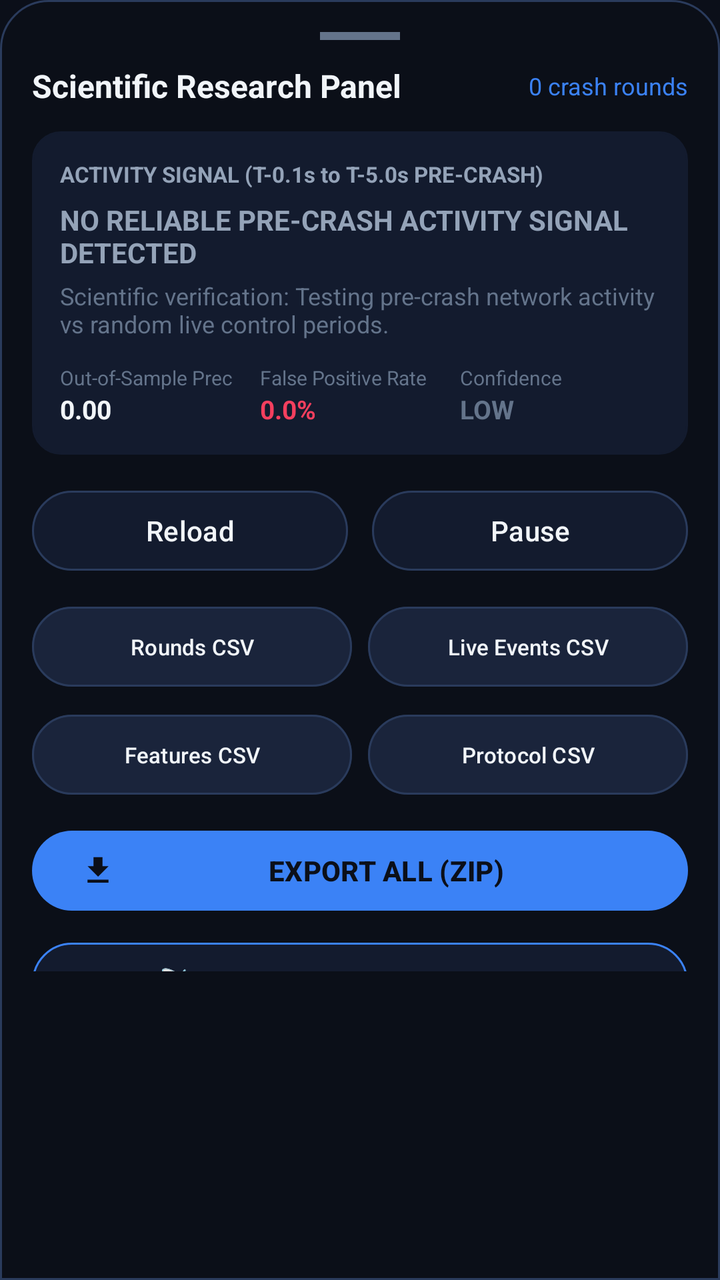
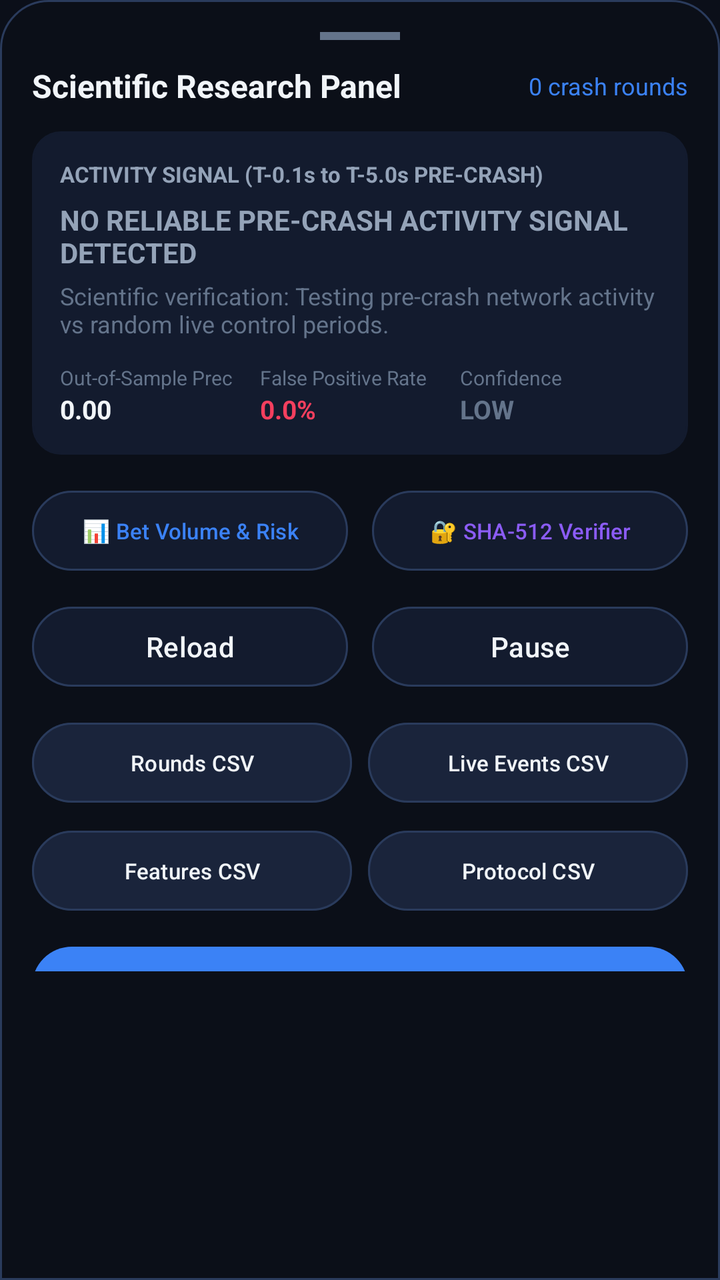

An Android layout rendered at two revisions. The XML below is the earlier revision; the diff shows what the commit changed to produce the second picture.
<!-- AndroidManifest.xml: application theme Theme.AviatorSignalLab -->
<!-- res/layout/bottom_sheet_research.xml -->
<?xml version="1.0" encoding="utf-8"?>
<LinearLayout
    xmlns:android="http://schemas.android.com/apk/res/android"
    xmlns:app="http://schemas.android.com/apk/res-auto"
    android:id="@+id/bottomSheetContainer"
    android:layout_width="match_parent"
    android:layout_height="wrap_content"
    android:background="@drawable/bg_bottom_sheet"
    android:orientation="vertical"
    android:padding="16dp"
    app:behavior_hideable="true"
    app:behavior_peekHeight="0dp"
    app:layout_behavior="com.google.android.material.bottomsheet.BottomSheetBehavior">

    
    <View
        android:layout_width="40dp"
        android:layout_height="4dp"
        android:layout_gravity="center_horizontal"
        android:layout_marginBottom="12dp"
        android:background="@color/text_muted" />

    
    <LinearLayout
        android:layout_width="match_parent"
        android:layout_height="wrap_content"
        android:gravity="center_vertical"
        android:orientation="horizontal"
        android:layout_marginBottom="12dp">

        <TextView
            android:layout_width="0dp"
            android:layout_height="wrap_content"
            android:layout_weight="1"
            android:text="Scientific Research Panel"
            android:textColor="@color/text_primary"
            android:textSize="16sp"
            android:textStyle="bold" />

        <TextView
            android:id="@+id/tvSheetRoundsAnalyzed"
            android:layout_width="wrap_content"
            android:layout_height="wrap_content"
            android:text="0 crash rounds"
            android:textColor="@color/accent_cyan"
            android:textSize="12sp" />
    </LinearLayout>

    <androidx.core.widget.NestedScrollView
        android:layout_width="match_parent"
        android:layout_height="420dp"
        android:fillViewport="true">

        <LinearLayout
            android:layout_width="match_parent"
            android:layout_height="wrap_content"
            android:orientation="vertical">

            
            <LinearLayout
                android:layout_width="match_parent"
                android:layout_height="wrap_content"
                android:background="@drawable/bg_card"
                android:backgroundTint="@color/bg_secondary"
                android:orientation="vertical"
                android:padding="14dp"
                android:layout_marginBottom="14dp">

                <TextView
                    android:layout_width="wrap_content"
                    android:layout_height="wrap_content"
                    android:text="ACTIVITY SIGNAL (T-0.1s to T-5.0s PRE-CRASH)"
                    android:textColor="@color/text_secondary"
                    android:textSize="11sp"
                    android:textStyle="bold" />

                <TextView
                    android:id="@+id/tvSignalConclusion"
                    android:layout_width="match_parent"
                    android:layout_height="wrap_content"
                    android:layout_marginTop="6dp"
                    android:text="@string/sig_no_signal"
                    android:textColor="@color/text_secondary"
                    android:textSize="14sp"
                    android:textStyle="bold" />

                <TextView
                    android:id="@+id/tvSignalDetails"
                    android:layout_width="match_parent"
                    android:layout_height="wrap_content"
                    android:layout_marginTop="4dp"
                    android:text="Scientific verification: Testing pre-crash network activity vs random live control periods."
                    android:textColor="@color/text_muted"
                    android:textSize="12sp" />

                
                <LinearLayout
                    android:layout_width="match_parent"
                    android:layout_height="wrap_content"
                    android:orientation="horizontal"
                    android:layout_marginTop="12dp">

                    <LinearLayout
                        android:layout_width="0dp"
                        android:layout_height="wrap_content"
                        android:layout_weight="1"
                        android:orientation="vertical">
                        <TextView
                            android:layout_width="wrap_content"
                            android:layout_height="wrap_content"
                            android:text="Out-of-Sample Prec"
                            android:textColor="@color/text_muted"
                            android:textSize="10sp" />
                        <TextView
                            android:id="@+id/tvOutOfSamplePrec"
                            android:layout_width="wrap_content"
                            android:layout_height="wrap_content"
                            android:text="0.00"
                            android:textColor="@color/text_primary"
                            android:textSize="13sp"
                            android:textStyle="bold" />
                    </LinearLayout>

                    <LinearLayout
                        android:layout_width="0dp"
                        android:layout_height="wrap_content"
                        android:layout_weight="1"
                        android:orientation="vertical">
                        <TextView
                            android:layout_width="wrap_content"
                            android:layout_height="wrap_content"
                            android:text="False Positive Rate"
                            android:textColor="@color/text_muted"
                            android:textSize="10sp" />
                        <TextView
                            android:id="@+id/tvFalsePositiveRate"
                            android:layout_width="wrap_content"
                            android:layout_height="wrap_content"
                            android:text="0.0%"
                            android:textColor="@color/accent_rose"
                            android:textSize="13sp"
                            android:textStyle="bold" />
                    </LinearLayout>

                    <LinearLayout
                        android:layout_width="0dp"
                        android:layout_height="wrap_content"
                        android:layout_weight="1"
                        android:orientation="vertical">
                        <TextView
                            android:layout_width="wrap_content"
                            android:layout_height="wrap_content"
                            android:text="Confidence"
                            android:textColor="@color/text_muted"
                            android:textSize="10sp" />
                        <TextView
                            android:id="@+id/tvConfidenceLevel"
                            android:layout_width="wrap_content"
                            android:layout_height="wrap_content"
                            android:text="LOW"
                            android:textColor="@color/text_muted"
                            android:textSize="13sp"
                            android:textStyle="bold" />
                    </LinearLayout>

                </LinearLayout>

            </LinearLayout>

            
            <LinearLayout
                android:layout_width="match_parent"
                android:layout_height="wrap_content"
                android:orientation="horizontal"
                android:layout_marginBottom="10dp">

                <com.google.android.material.button.MaterialButton
                    android:id="@+id/btnSheetReload"
                    android:layout_width="0dp"
                    android:layout_height="wrap_content"
                    android:layout_weight="1"
                    android:layout_marginEnd="6dp"
                    android:text="@string/btn_reload"
                    android:textColor="@color/text_primary"
                    app:backgroundTint="@color/bg_secondary"
                    app:strokeColor="@color/bg_card_border"
                    app:strokeWidth="1dp" />

                <com.google.android.material.button.MaterialButton
                    android:id="@+id/btnSheetPauseResume"
                    android:layout_width="0dp"
                    android:layout_height="wrap_content"
                    android:layout_weight="1"
                    android:layout_marginStart="6dp"
                    android:text="@string/btn_pause"
                    android:textColor="@color/text_primary"
                    app:backgroundTint="@color/bg_secondary"
                    app:strokeColor="@color/bg_card_border"
                    app:strokeWidth="1dp" />
            </LinearLayout>

            
            <GridLayout
                android:layout_width="match_parent"
                android:layout_height="wrap_content"
                android:columnCount="2"
                android:rowCount="2"
                android:layout_marginBottom="10dp">

                <com.google.android.material.button.MaterialButton
                    android:id="@+id/btnExportRoundsCsv"
                    android:layout_width="0dp"
                    android:layout_height="wrap_content"
                    android:layout_columnWeight="1"
                    android:layout_marginEnd="4dp"
                    android:layout_marginBottom="6dp"
                    android:text="@string/btn_rounds_csv"
                    android:textSize="11sp"
                    android:textColor="@color/text_primary"
                    app:backgroundTint="@color/bg_card"
                    app:strokeColor="@color/bg_card_border"
                    app:strokeWidth="1dp" />

                <com.google.android.material.button.MaterialButton
                    android:id="@+id/btnExportEventsCsv"
                    android:layout_width="0dp"
                    android:layout_height="wrap_content"
                    android:layout_columnWeight="1"
                    android:layout_marginStart="4dp"
                    android:layout_marginBottom="6dp"
                    android:text="@string/btn_events_csv"
                    android:textSize="11sp"
                    android:textColor="@color/text_primary"
                    app:backgroundTint="@color/bg_card"
                    app:strokeColor="@color/bg_card_border"
                    app:strokeWidth="1dp" />

                <com.google.android.material.button.MaterialButton
                    android:id="@+id/btnExportFeaturesCsv"
                    android:layout_width="0dp"
                    android:layout_height="wrap_content"
                    android:layout_columnWeight="1"
                    android:layout_marginEnd="4dp"
                    android:text="@string/btn_features_csv"
                    android:textSize="11sp"
                    android:textColor="@color/text_primary"
                    app:backgroundTint="@color/bg_card"
                    app:strokeColor="@color/bg_card_border"
                    app:strokeWidth="1dp" />

                <com.google.android.material.button.MaterialButton
                    android:id="@+id/btnExportProtocolCsv"
                    android:layout_width="0dp"
                    android:layout_height="wrap_content"
                    android:layout_columnWeight="1"
                    android:layout_marginStart="4dp"
                    android:text="@string/btn_protocol_csv"
                    android:textSize="11sp"
                    android:textColor="@color/text_primary"
                    app:backgroundTint="@color/bg_card"
                    app:strokeColor="@color/bg_card_border"
                    app:strokeWidth="1dp" />

            </GridLayout>

            
            <com.google.android.material.button.MaterialButton
                android:id="@+id/btnExportAllZip"
                android:layout_width="match_parent"
                android:layout_height="wrap_content"
                android:layout_marginBottom="8dp"
                android:text="@string/btn_export_all"
                android:textColor="@color/bg_primary"
                android:textStyle="bold"
                app:backgroundTint="@color/accent_cyan"
                app:icon="@drawable/ic_download"
                app:iconTint="@color/bg_primary" />

            
            <com.google.android.material.button.MaterialButton
                android:id="@+id/btnSheetWebhookConfig"
                android:layout_width="match_parent"
                android:layout_height="wrap_content"
                android:layout_marginBottom="8dp"
                android:text="📡 Setup Free Webhook Stream"
                android:textColor="@color/text_primary"
                app:backgroundTint="@color/bg_secondary"
                app:strokeColor="@color/accent_cyan"
                app:strokeWidth="1dp" />

            
            <com.google.android.material.button.MaterialButton
                android:id="@+id/btnSheetCheckUpdate"
                android:layout_width="match_parent"
                android:layout_height="wrap_content"
                android:layout_marginBottom="8dp"
                android:text="🔄 Check for App Updates"
                android:textColor="@color/text_primary"
                app:backgroundTint="@color/bg_card"
                app:strokeColor="@color/bg_card_border"
                app:strokeWidth="1dp" />

            
            <com.google.android.material.button.MaterialButton
                android:id="@+id/btnClearData"
                android:layout_width="match_parent"
                android:layout_height="wrap_content"
                android:text="@string/btn_clear_data"
                android:textColor="@color/accent_rose"
                app:backgroundTint="@color/bg_card"
                app:strokeColor="@color/accent_rose"
                app:strokeWidth="1dp" />

        </LinearLayout>
    </androidx.core.widget.NestedScrollView>

</LinearLayout>
<!-- resources referenced by this layout -->
<resources>
  <color name="accent_cyan">#3B82F6</color>
  <color name="accent_rose">#F43F5E</color>
  <color name="bg_card">#1A243B</color>
  <color name="bg_card_border">#2A3B5C</color>
  <color name="bg_primary">#0B0F19</color>
  <color name="bg_secondary">#131B2E</color>
  <color name="text_muted">#64748B</color>
  <color name="text_primary">#F1F5F9</color>
  <color name="text_secondary">#94A3B8</color>
  <!-- drawable bg_bottom_sheet (drawable) -->
  <?xml version="1.0" encoding="utf-8"?>
  <shape xmlns:android="http://schemas.android.com/apk/res/android"
      android:shape="rectangle">
      <corners
          android:topLeftRadius="24dp"
          android:topRightRadius="24dp"
          android:bottomLeftRadius="0dp"
          android:bottomRightRadius="0dp" />
      <solid android:color="#F20B0F19" />
      <stroke
          android:width="1dp"
          android:color="@color/bg_card_border" />
  </shape>
  <!-- drawable bg_card (drawable) -->
  <?xml version="1.0" encoding="utf-8"?>
  <shape xmlns:android="http://schemas.android.com/apk/res/android"
      android:shape="rectangle">
      <solid android:color="@color/bg_card" />
      <corners android:radius="14dp" />
      <stroke
          android:width="1dp"
          android:color="@color/bg_card_border" />
  </shape>
  <!-- drawable ic_download (drawable) -->
  <vector xmlns:android="http://schemas.android.com/apk/res/android"
      android:width="24dp"
      android:height="24dp"
      android:viewportWidth="24"
      android:viewportHeight="24">
      <path
          android:fillColor="#F1F5F9"
          android:pathData="M19,9h-4V3H9v6H5l7,7 7,-7zM5,18v2h14v-2H5z"/>
  </vector>
  <string name="btn_clear_data">Clear Data</string>
  <string name="btn_events_csv">Live Events CSV</string>
  <string name="btn_export_all">EXPORT ALL (ZIP)</string>
  <string name="btn_features_csv">Features CSV</string>
  <string name="btn_pause">Pause</string>
  <string name="btn_protocol_csv">Protocol CSV</string>
  <string name="btn_reload">Reload</string>
  <string name="btn_rounds_csv">Rounds CSV</string>
  <string name="sig_no_signal">NO RELIABLE PRE-CRASH ACTIVITY SIGNAL DETECTED</string>
  <style name="Theme.AviatorSignalLab" parent="Theme.Material3.Dark.NoActionBar">
          <item name="colorPrimary">@color/accent_cyan</item>
          <item name="colorPrimaryContainer">@color/bg_card</item>
          <item name="colorOnPrimaryContainer">@color/text_primary</item>
          <item name="colorSecondary">@color/accent_blue</item>
          <item name="android:statusBarColor">@color/bg_primary</item>
          <item name="android:navigationBarColor">@color/bg_primary</item>
          <item name="android:windowBackground">@color/bg_primary</item>
      </style>
  <color name="accent_blue">#3B82F6</color>
</resources>

<!-- the commit's change to res/layout/bottom_sheet_research.xml (unified diff, before → after) -->
@@ -175,6 +175,40 @@
                 android:layout_marginBottom="10dp">
 
                 <com.google.android.material.button.MaterialButton
+                    android:id="@+id/btnSheetBetExposure"
+                    android:layout_width="0dp"
+                    android:layout_height="wrap_content"
+                    android:layout_weight="1"
+                    android:layout_marginEnd="6dp"
+                    android:text="📊 Bet Volume &amp; Risk"
+                    android:textSize="11sp"
+                    android:textColor="@color/accent_cyan"
+                    app:backgroundTint="@color/bg_secondary"
+                    app:strokeColor="@color/bg_card_border"
+                    app:strokeWidth="1dp" />
+
+                <com.google.android.material.button.MaterialButton
+                    android:id="@+id/btnSheetProvablyFair"
+                    android:layout_width="0dp"
+                    android:layout_height="wrap_content"
+                    android:layout_weight="1"
+                    android:layout_marginStart="6dp"
+                    android:text="🔐 SHA-512 Verifier"
+                    android:textSize="11sp"
+                    android:textColor="@color/accent_purple"
+                    app:backgroundTint="@color/bg_secondary"
+                    app:strokeColor="@color/bg_card_border"
+                    app:strokeWidth="1dp" />
+            </LinearLayout>
+
+            
+            <LinearLayout
+                android:layout_width="match_parent"
+                android:layout_height="wrap_content"
+                android:orientation="horizontal"
+                android:layout_marginBottom="10dp">
+
+                <com.google.android.material.button.MaterialButton
                     android:id="@+id/btnSheetReload"
                     android:layout_width="0dp"
                     android:layout_height="wrap_content"
<!-- resource entries referenced after the edit -->
@@ -1,6 +1,7 @@
 <!-- resources referenced by this layout -->
 <resources>
   <color name="accent_cyan">#3B82F6</color>
+  <color name="accent_purple">#8B5CF6</color>
   <color name="accent_rose">#F43F5E</color>
   <color name="bg_card">#1A243B</color>
   <color name="bg_card_border">#2A3B5C</color>
